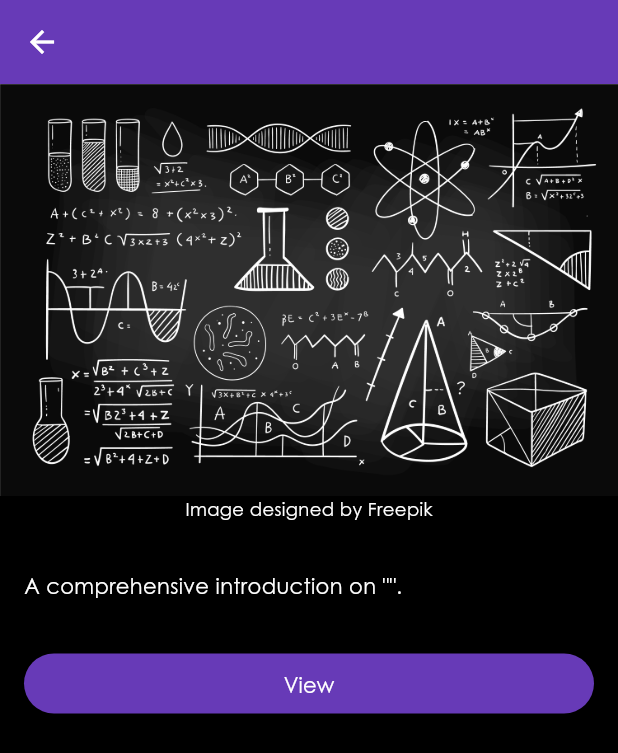
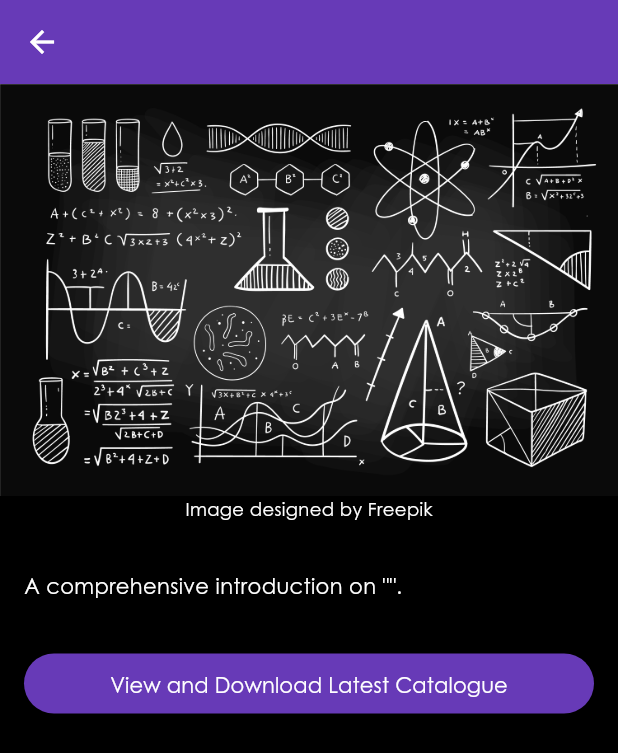
Before and after one commit to zzz276/BinusLite, a Flutter app: the ProductDetailsScreen screen opened directly with empty values, on a phone screen of 412 x 824 dp. Shown: the top 753 px of the screen. Run offline on Flutter 3.47's test engine with Material 3 defaults, Android fonts, the light colour scheme and no system bars; our stand-ins replace badges, firebase_auth, firebase_core; accounts and stored records are empty.

Commit message:
Update detailScreen.dart

```diff
--- a/APK/lib/screens/detailScreen.dart
+++ b/APK/lib/screens/detailScreen.dart
@@ -63,7 +63,7 @@ class ProductDetailsScreen extends StatelessWidget {
                   child: const SizedBox(
                     width: double.infinity,
                     child: Text(
-                      'View',
+                      'View and Download Latest Catalogue',
                       textAlign: TextAlign.center,
                     ),
                   ),
```
